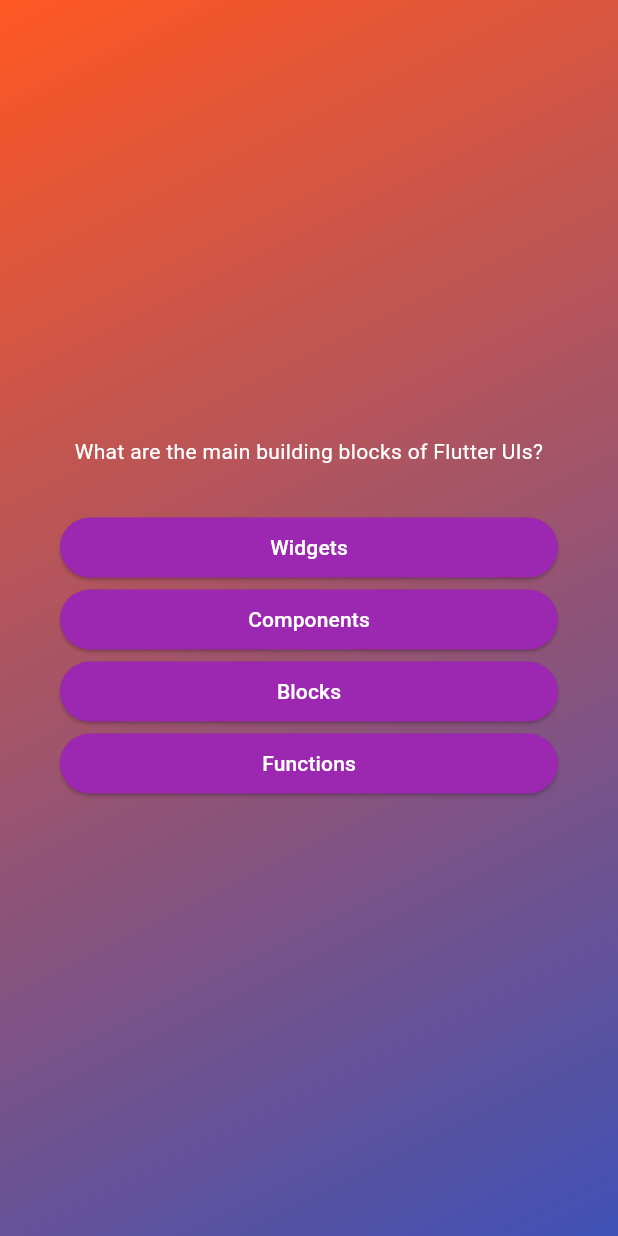
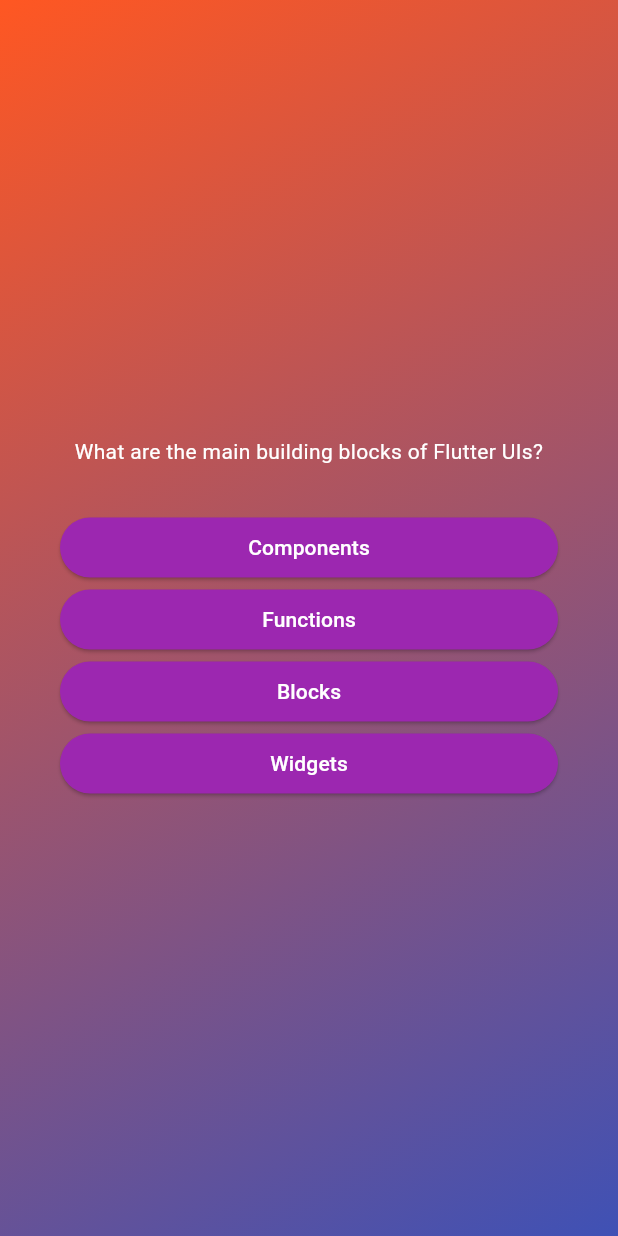
Before and after one commit to onodaryo/secondApp, a Flutter app: the screen it shows after launch, after a tap on "Start Quiz", on a phone screen of 412 x 824 dp. Run offline on Flutter 3.47's test engine with Material 3 defaults, Android fonts, the phone set to English and light mode, and no system bars.

Commit message:
回答の選択肢の順番をランダムに表示

```diff
--- a/lib/models/quizQuestion.dart
+++ b/lib/models/quizQuestion.dart
@@ -3,4 +3,10 @@ class QuizQuestion {
 
   final String text;
   final List<String> answers;
+
+  List<String> getShuffleAnswer() {
+    final shuffledList = List.of(answers);
+    shuffledList.shuffle();
+    return shuffledList;
+  }
 }
--- a/lib/questionsScreen.dart
+++ b/lib/questionsScreen.dart
@@ -33,7 +33,7 @@ class _QuestionsScreenState extends State<QuestionsScreen> {
             const SizedBox(
               height: 30,
             ),
-            ...currentQuestion.answers.map((item) {
+            ...currentQuestion.getShuffleAnswer().map((item) {
               return AnswerButton(buttonText: item, onTap: () {});
             }),
           ],
```
